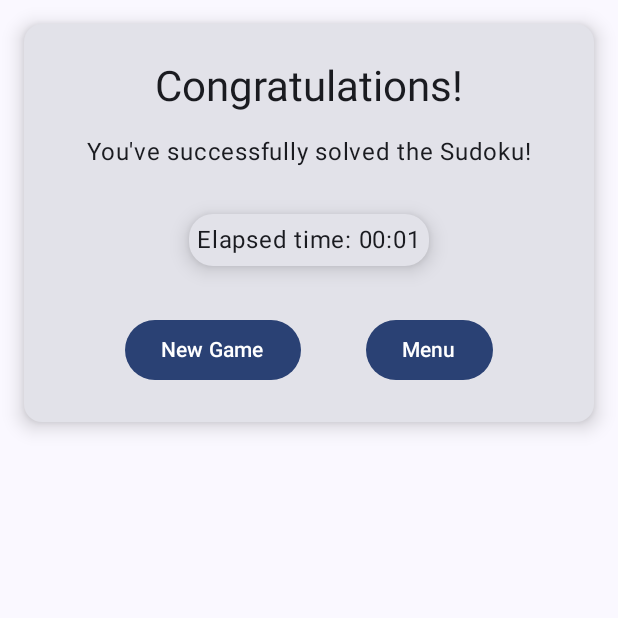
After one commit to Anaf02/sudoku_app, an Android app built with Jetpack Compose: the composable GameOverCard shown on its own in the app's theme, on a phone screen of 412 x 824 dp, the top half of it. The commit adds this screen. Run offline under Robolectric (Android 15) with nearby library versions, the phone set to English and light mode, and no system bars.

Commit message:
Timer and game over card

```diff
--- /dev/null
+++ b/app/src/main/java/com/sudoku/viewModels/TimerViewModel.kt
@@ -0,0 +1,39 @@
+package com.sudoku.viewModels
+
+import androidx.compose.runtime.mutableIntStateOf
+import androidx.lifecycle.ViewModel
+import androidx.lifecycle.viewModelScope
+import kotlinx.coroutines.Job
+import kotlinx.coroutines.delay
+import kotlinx.coroutines.launch
+
+open class TimerViewModel : ViewModel() {
+    var seconds = mutableIntStateOf(0)
+        private set
+
+    private var timerJob: Job? = null
+
+    init {
+        startTimer()
+    }
+
+    private fun startTimer() {
+        timerJob = viewModelScope.launch {
+            while (true) {
+                delay(1000)
+                seconds.intValue++
+            }
+        }
+    }
+
+    fun resetTimer() {
+        stopTimer()
+        seconds.intValue = 0
+        startTimer()
+    }
+
+    fun stopTimer() {
+        timerJob?.cancel()
+        timerJob = null
+    }
+}
--- a/app/src/main/java/com/sudoku/widgets/CellClearIcon.kt
+++ b/app/src/main/java/com/sudoku/widgets/CellClearIcon.kt
@@ -15,7 +15,7 @@ import androidx.compose.ui.unit.dp
 fun CellClearIcon(onIconClick: () -> Unit) {
     Box(
         modifier = Modifier
-            .size(48.dp)
+            .size(50.dp)
             .clickable {
                 onIconClick()
             },
--- /dev/null
+++ b/app/src/main/java/com/sudoku/widgets/GameOverCard.kt
@@ -0,0 +1,56 @@
+package com.sudoku.widgets
+
+
+import androidx.compose.foundation.layout.*
+import androidx.compose.material3.*
+import androidx.compose.runtime.Composable
+import androidx.compose.ui.Alignment
+import androidx.compose.ui.Modifier
+import androidx.compose.ui.unit.dp
+import com.sudoku.viewModels.TimerViewModel
+
+@Composable
+fun GameOverCard(
+    timerViewModel: TimerViewModel,
+    onNewGameClick: () -> Unit,
+    onBackToMenuClick: () -> Unit
+) {
+    Card(
+        modifier = Modifier
+            .padding(16.dp)
+            .fillMaxWidth(),
+        elevation = CardDefaults.cardElevation(defaultElevation = 8.dp)
+    ) {
+        Column(
+            modifier = Modifier
+                .padding(24.dp)
+                .fillMaxWidth(),
+            horizontalAlignment = Alignment.CenterHorizontally,
+            verticalArrangement = Arrangement.spacedBy(16.dp)
+        ) {
+            Text(
+                text = "Congratulations!",
+                style = MaterialTheme.typography.headlineMedium
+            )
+
+            Text(
+                text = "You've successfully solved the Sudoku!",
+                style = MaterialTheme.typography.bodyLarge
+            )
+
+            TimerCard(timerViewModel = timerViewModel)
+
+            Row(
+                modifier = Modifier.fillMaxWidth(),
+                horizontalArrangement = Arrangement.SpaceEvenly
+            ) {
+                Button(onClick = onNewGameClick) {
+                    Text(text = "New Game")
+                }
+                Button(onClick = onBackToMenuClick) {
+                    Text(text = "Menu")
+                }
+            }
+        }
+    }
+}
--- a/app/src/main/java/com/sudoku/widgets/NumberInputPad.kt
+++ b/app/src/main/java/com/sudoku/widgets/NumberInputPad.kt
@@ -20,7 +20,8 @@ fun NumberInputPad(
     LazyVerticalGrid(
         columns = GridCells.Fixed(9),
         modifier = Modifier
-            .padding(horizontal = 4.dp),
+            .padding(horizontal = 4.dp)
+            .heightIn(max = 100.dp),
         verticalArrangement = Arrangement.spacedBy(2.dp),
         horizontalArrangement = Arrangement.spacedBy(2.dp),
     ) {
--- /dev/null
+++ b/app/src/main/java/com/sudoku/widgets/TimerCard.kt
@@ -0,0 +1,37 @@
+package com.sudoku.widgets
+
+import androidx.compose.foundation.layout.*
+import androidx.compose.foundation.shape.RoundedCornerShape
+import androidx.compose.material3.*
+import androidx.compose.runtime.*
+import androidx.compose.ui.Alignment
+import androidx.compose.ui.Modifier
+import androidx.compose.ui.unit.dp
+import com.sudoku.viewModels.TimerViewModel
+import java.util.Locale
+
+@Composable
+fun TimerCard(timerViewModel: TimerViewModel) {
+    val seconds by remember { timerViewModel.seconds }
+
+    val minutes = seconds / 60
+    val remainingSeconds = seconds % 60
+    val formattedTime = String.format(Locale.UK, "%02d:%02d", minutes, remainingSeconds)
+
+    Card(
+        shape = RoundedCornerShape(16.dp),
+        elevation = CardDefaults.cardElevation(defaultElevation = 8.dp),
+        modifier = Modifier
+            .padding(16.dp)
+            .wrapContentSize()
+    ) {
+        Box(
+            contentAlignment = Alignment.Center,
+            modifier = Modifier
+                .padding(5.dp)
+                .wrapContentSize()
+        ) {
+            Text(text = "Elapsed time: $formattedTime")
+        }
+    }
+}
```
Also changed, not shown: app/src/main/java/com/sudoku/screens/GameScreen.kt (+55 -20 lines), app/src/main/java/com/sudoku/viewModels/GameViewModel.kt (+19 -9 lines).
